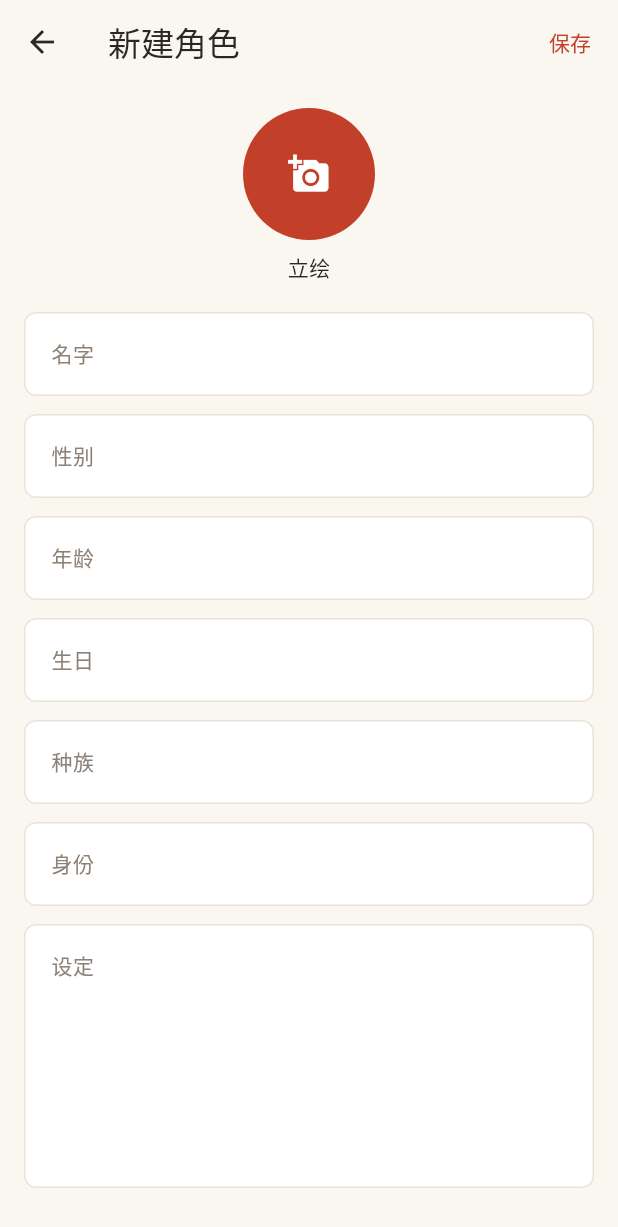
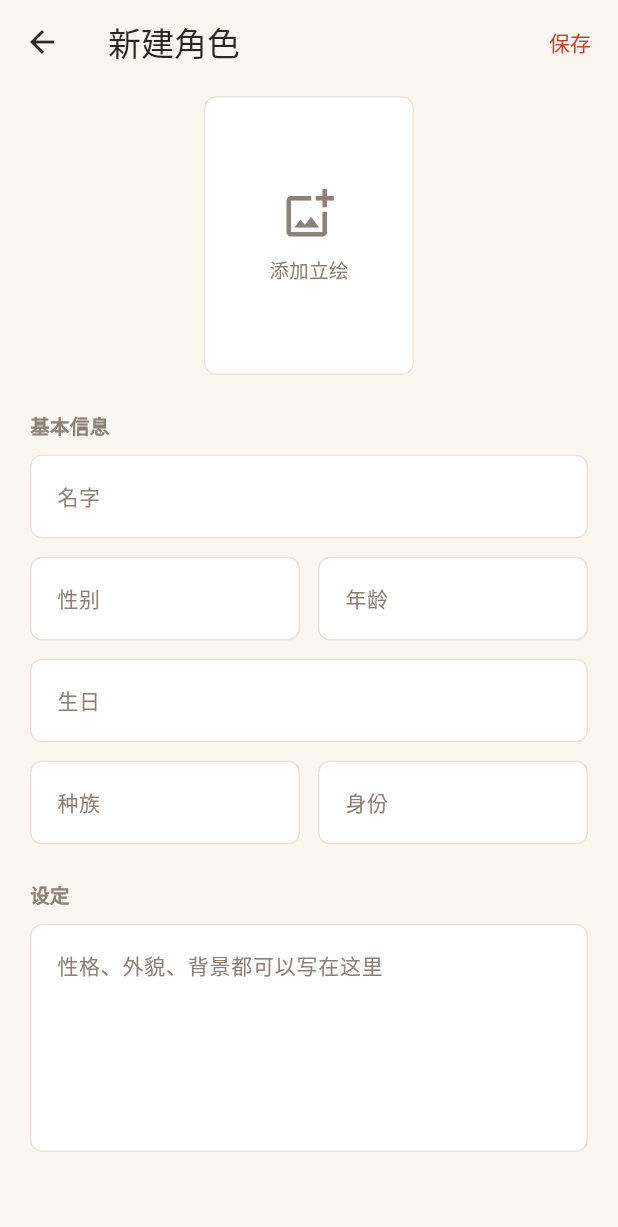
Before and after one commit to SNTopdsddsad/ochome, a Flutter app: the RoleCreatePage screen opened directly, on a phone screen of 412 x 824 dp. Shown: the top 1227 px of the screen. Run offline on Flutter 3.47's test engine with Material 3 defaults, Android fonts, the phone set to English and light mode, and no system bars; our stand-ins replace drift, drift_flutter, flutter_riverpod, image_picker, riverpod_annotation; accounts and stored records are empty; generated files the repository leaves out were written again.

Commit message:
应用: 重排角色创建页并增加设定历史

```diff
--- a/lib/pages/role_create_page.dart
+++ b/lib/pages/role_create_page.dart
@@ -6,6 +6,8 @@ import 'package:flutter_riverpod/flutter_riverpod.dart';
 import '../data/models/role.dart';
 import '../data/providers/role_repository_provider.dart';
 import '../data/services/cover_image_picker.dart';
+import '../theme/zaidang_tokens.dart';
+import 'role_desc_history_page.dart';
 
 /// 新建 / 编辑 OC 人设。传入 [role] 即为编辑，字段按原文回填。
 class RoleCreatePage extends ConsumerStatefulWidget {
@@ -129,8 +131,26 @@ class _RoleCreatePageState extends ConsumerState<RoleCreatePage> {
     }
   }
 
+  Future<void> _openDescHistory() async {
+    final role = widget.role;
+    if (role == null) {
+      return;
+    }
+    final restored = await Navigator.of(context).push<String>(
+      MaterialPageRoute<String>(
+        builder: (_) => RoleDescHistoryPage(roleId: role.id),
+      ),
+    );
+    if (restored == null || !mounted) {
+      return;
+    }
+    _descController.text = restored;
+  }
+
   @override
   Widget build(BuildContext context) {
+    final bottomInset = MediaQuery.paddingOf(context).bottom;
+
     return Scaffold(
       appBar: AppBar(
         title: Text(_isEditing ? '编辑角色' : '新建角色'),
@@ -138,38 +158,35 @@ class _RoleCreatePageState extends ConsumerState<RoleCreatePage> {
         actions: [
           TextButton(
             onPressed: _saving ? null : _submit,
-            child: Text(_saving ? '保存中…' : '保存'),
+            child: _saving
+                ? const Row(
+                    mainAxisSize: MainAxisSize.min,
+                    children: [
+                      SizedBox(
+                        width: 14,
+                        height: 14,
+                        child: CircularProgressIndicator(strokeWidth: 2),
+                      ),
+                      SizedBox(width: 8),
+                      Text('保存中…'),
+                    ],
+                  )
+                : const Text('保存'),
           ),
         ],
       ),
       body: Form(
         key: _formKey,
         child: ListView(
-          padding: const EdgeInsets.all(16),
+          padding: EdgeInsets.fromLTRB(20, 8, 20, 32 + bottomInset),
           children: [
-            Center(
-              child: GestureDetector(
-                onTap: _pickCover,
-                child: CircleAvatar(
-                  radius: 44,
-                  backgroundImage: _coverImg.isEmpty
-                      ? null
-                      : FileImage(File(_coverImg)),
-                  child: _coverImg.isEmpty
-                      ? const Icon(Icons.add_a_photo, size: 28)
-                      : null,
-                ),
-              ),
-            ),
-            const SizedBox(height: 8),
-            const Center(child: Text('立绘')),
-            const SizedBox(height: 20),
-            TextFormField(
+            _CoverPicker(path: _coverImg, onTap: _pickCover),
+            const SizedBox(height: 24),
+            const _SectionLabel('基本信息'),
+            _field(
               controller: _nameController,
-              decoration: const InputDecoration(
-                labelText: '名字',
-                hintText: '角色怎么称呼',
-              ),
+              label: '名字',
+              hint: '角色怎么称呼',
               validator: (value) {
                 if (value == null || value.trim().isEmpty) {
                   return '请填写名字';
@@ -178,58 +195,255 @@ class _RoleCreatePageState extends ConsumerState<RoleCreatePage> {
               },
             ),
             const SizedBox(height: 12),
-            TextFormField(
-              controller: _sexController,
-              decoration: const InputDecoration(
-                labelText: '性别',
-                hintText: '女 / 非二元 / 不明',
+            _FieldRow(
+              left: _field(
+                controller: _sexController,
+                label: '性别',
+                hint: '女 / 非二元 / 不明',
+              ),
+              right: _field(
+                controller: _ageController,
+                label: '年龄',
+                hint: '十七、外表 20、不详',
               ),
             ),
             const SizedBox(height: 12),
-            TextFormField(
-              controller: _ageController,
-              decoration: const InputDecoration(
-                labelText: '年龄',
-                hintText: '十七、外表 20、不详',
+            _field(
+              controller: _birthdayController,
+              label: '生日',
+              hint: '三月三日、第三历春、未知',
+            ),
+            const SizedBox(height: 12),
+            _FieldRow(
+              left: _field(
+                controller: _raceController,
+                label: '种族',
+                hint: '人类、兽人、吸血鬼',
+              ),
+              right: _field(
+                controller: _occupationController,
+                label: '身份',
+                hint: '学生、骑士、无所属',
               ),
             ),
-            const SizedBox(height: 12),
-            TextFormField(
-              controller: _birthdayController,
-              decoration: const InputDecoration(
-                labelText: '生日',
-                hintText: '三月三日、第三历春、未知',
-              ),
+            const SizedBox(height: 24),
+            _DescSectionHeader(
+              showHistory: _isEditing,
+              onHistoryTap: _openDescHistory,
             ),
-            const SizedBox(height: 12),
-            TextFormField(
-              controller: _raceController,
-              decoration: const InputDecoration(
-                labelText: '种族',
-                hintText: '人类、兽人、吸血鬼',
-              ),
-            ),
-            const SizedBox(height: 12),
-            TextFormField(
-              controller: _occupationController,
-              decoration: const InputDecoration(
-                labelText: '身份',
-                hintText: '学生、骑士、无所属',
-              ),
-            ),
-            const SizedBox(height: 12),
-            TextFormField(
+            _field(
               controller: _descController,
-              decoration: const InputDecoration(
-                labelText: '设定',
-                hintText: '性格、外貌、背景都可以写在这里',
-                alignLabelWithHint: true,
-              ),
-              maxLines: 6,
+              hint: '性格、外貌、背景都可以写在这里',
+              minLines: 5,
+              maxLines: 10,
+              textInputAction: TextInputAction.newline,
             ),
           ],
         ),
       ),
     );
   }
+
+  Widget _field({
+    required TextEditingController controller,
+    String? label,
+    required String hint,
+    int minLines = 1,
+    int maxLines = 1,
+    TextInputAction textInputAction = TextInputAction.next,
+    String? Function(String?)? validator,
+  }) {
+    return TextFormField(
+      controller: controller,
+      decoration: InputDecoration(labelText: label, hintText: hint),
+      minLines: minLines,
+      maxLines: maxLines,
+      textInputAction: textInputAction,
+      keyboardType: maxLines > 1 ? TextInputType.multiline : TextInputType.text,
+      scrollPadding: const EdgeInsets.all(80),
+      validator: validator,
+    );
+  }
 }
+
+/// 立绘用 3:4 圆角方图，避免圆形头像看起来像通讯录。
+class _CoverPicker extends StatelessWidget {
+  const _CoverPicker({required this.path, required this.onTap});
+
+  final String path;
+  final VoidCallback onTap;
+
+  static const double _width = 140;
+  static const double _height = 186;
+
+  @override
+  Widget build(BuildContext context) {
+    final tokens = ZaidangTokens.of(context);
+    final file = File(path);
+    final hasCover = path.isNotEmpty && file.existsSync();
+    final label = hasCover ? '更换立绘' : '添加立绘';
+
+    return Center(
+      child: Semantics(
+        button: true,
+        label: label,
+        excludeSemantics: true,
+        child: Tooltip(
+          message: label,
+          child: Material(
+            color: tokens.surface,
+            clipBehavior: Clip.antiAlias,
+            shape: RoundedRectangleBorder(
+              borderRadius: BorderRadius.circular(8),
+              side: BorderSide(color: tokens.border),
+            ),
+            child: InkWell(
+              onTap: onTap,
+              child: SizedBox(
+                width: _width,
+                height: _height,
+                child: hasCover
+                    ? Stack(
+                        fit: StackFit.expand,
+                        children: [
+                          Image.file(file, fit: BoxFit.cover),
+                          Positioned(
+                            right: 8,
+                            bottom: 8,
+                            child: _CoverBadge(tokens: tokens),
+                          ),
+                        ],
+                      )
+                    : Column(
+                        mainAxisAlignment: MainAxisAlignment.center,
+                        children: [
+                          Icon(
+                            Icons.add_photo_alternate_outlined,
+                            size: 36,
+                            color: tokens.inkSecondary,
+                          ),
+                          const SizedBox(height: 10),
+                          Text(
+                            '添加立绘',
+                            style: TextStyle(
+                              color: tokens.inkSecondary,
+                              fontSize: 13,
+                            ),
+                          ),
+                        ],
+                      ),
+              ),
+            ),
+          ),
+        ),
+      ),
+    );
+  }
+}
+
+class _CoverBadge extends StatelessWidget {
+  const _CoverBadge({required this.tokens});
+
+  final ZaidangTokens tokens;
+
+  @override
+  Widget build(BuildContext context) {
+    return DecoratedBox(
+      decoration: BoxDecoration(
+        color: tokens.surface.withValues(alpha: 0.92),
+        shape: BoxShape.circle,
+        border: Border.all(color: tokens.border),
+      ),
+      child: Padding(
+        padding: const EdgeInsets.all(6),
+        child: Icon(
+          Icons.photo_camera_outlined,
+          size: 16,
+          color: tokens.ink,
+        ),
+      ),
+    );
+  }
+}
+
+class _DescSectionHeader extends StatelessWidget {
+  const _DescSectionHeader({
+    required this.showHistory,
+    required this.onHistoryTap,
+  });
+
+  final bool showHistory;
+  final VoidCallback onHistoryTap;
+
+  @override
+  Widget build(BuildContext context) {
+    final tokens = ZaidangTokens.of(context);
+    return Padding(
+      padding: const EdgeInsets.only(bottom: 10),
+      child: Row(
+        children: [
+          Expanded(
+            child: Text(
+              '设定',
+              style: TextStyle(
+                color: tokens.inkSecondary,
+                fontSize: 13,
+                fontWeight: FontWeight.w600,
+              ),
+            ),
+          ),
+          if (showHistory)
+            TextButton(
+              onPressed: onHistoryTap,
+              style: TextButton.styleFrom(
+                visualDensity: VisualDensity.compact,
+                minimumSize: const Size(44, 44),
+              ),
+              child: const Text('修改历史'),
+            ),
+        ],
+      ),
+    );
+  }
+}
+
+class _SectionLabel extends StatelessWidget {
+  const _SectionLabel(this.text);
+
+  final String text;
+
+  @override
+  Widget build(BuildContext context) {
+    final tokens = ZaidangTokens.of(context);
+    return Padding(
+      padding: const EdgeInsets.only(bottom: 10),
+      child: Text(
+        text,
+        style: TextStyle(
+          color: tokens.inkSecondary,
+          fontSize: 13,
+          fontWeight: FontWeight.w600,
+        ),
+      ),
+    );
+  }
+}
+
+class _FieldRow extends StatelessWidget {
+  const _FieldRow({required this.left, required this.right});
+
+  final Widget left;
+  final Widget right;
+
+  @override
+  Widget build(BuildContext context) {
+    return Row(
+      crossAxisAlignment: CrossAxisAlignment.start,
+      children: [
+        Expanded(child: left),
+        const SizedBox(width: 12),
+        Expanded(child: right),
+      ],
+    );
+  }
+}
```
Also changed, not shown: lib/data/database/app_database.dart (+15 -2 lines), lib/data/database/tables/role_desc_revision.dart (added, +18 -0 lines), lib/data/models/role_desc_revision.dart (added, +30 -0 lines), lib/data/providers/role_desc_revisions_provider.dart (added, +12 -0 lines), lib/data/repositories/drift_role_repository.dart (+114 -4 lines), lib/data/repositories/role_repository.dart (+15 -0 lines), lib/pages/role_desc_history_page.dart (added, +187 -0 lines), lib/data/database/app_database.g.dart, lib/data/providers/role_desc_revisions_provider.g.dart (added).
